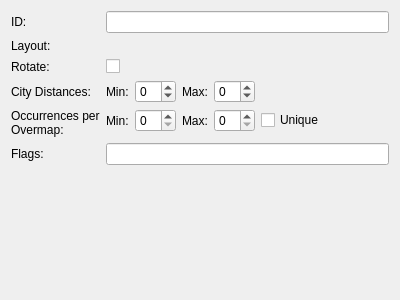
Old version of the form specialwizardpage.ui in the repository vache/BuildingEditor.
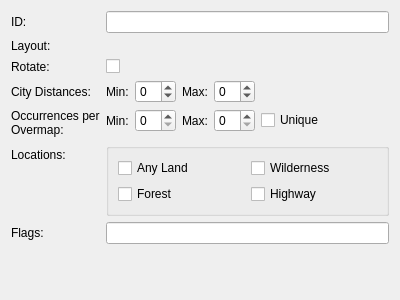
New version of the form. Custom widgets are drawn as their Qt base class.

What changed in the file:
```diff
--- a/specialwizardpage.ui
+++ b/specialwizardpage.ui
@@ -67,14 +67,14 @@
      </property>
     </widget>
    </item>
-   <item row="9" column="0">
+   <item row="11" column="0">
     <widget class="QLabel" name="label_6">
      <property name="text">
       <string>Flags:</string>
      </property>
     </widget>
    </item>
-   <item row="9" column="1">
+   <item row="11" column="1">
     <widget class="QLineEdit" name="flags"/>
    </item>
    <item row="5" column="1">
@@ -210,6 +210,50 @@
      </item>
     </layout>
    </item>
+   <item row="9" column="0">
+    <widget class="QLabel" name="label_7">
+     <property name="text">
+      <string>Locations:</string>
+     </property>
+    </widget>
+   </item>
+   <item row="9" column="1">
+    <widget class="QGroupBox" name="groupBox">
+     <property name="title">
+      <string/>
+     </property>
+     <layout class="QGridLayout" name="gridLayout">
+      <item row="0" column="1">
+       <widget class="QCheckBox" name="wildernessLocation">
+        <property name="text">
+         <string>Wilderness</string>
+        </property>
+       </widget>
+      </item>
+      <item row="0" column="0">
+       <widget class="QCheckBox" name="landLocation">
+        <property name="text">
+         <string>Any Land</string>
+        </property>
+       </widget>
+      </item>
+      <item row="1" column="0">
+       <widget class="QCheckBox" name="forestLocation">
+        <property name="text">
+         <string>Forest</string>
+        </property>
+       </widget>
+      </item>
+      <item row="1" column="1">
+       <widget class="QCheckBox" name="highwayLocation">
+        <property name="text">
+         <string>Highway</string>
+        </property>
+       </widget>
+      </item>
+     </layout>
+    </widget>
+   </item>
   </layout>
  </widget>
  <customwidgets>
```
